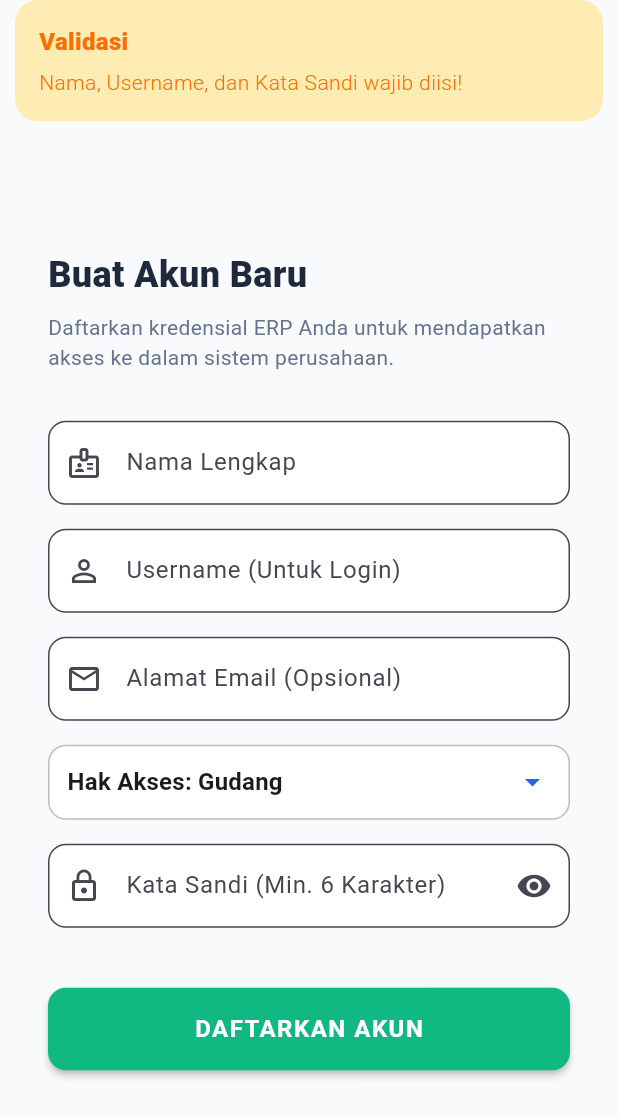
After one commit to seanalden-great/BMP_Mobile, a Flutter app: the RegisterView screen opened by its route, after a tap on "DAFTARKAN AKUN", on a phone screen of 412 x 824 dp. The commit adds this screen. Shown: the top 1117 px of the screen. Run offline on Flutter 3.47's test engine with Material 3 defaults, Android fonts, the phone set to English and light mode, and no system bars; our stand-ins replace get, shared_preferences; accounts and stored records are empty.

Commit message:
add register page

```diff
--- /dev/null
+++ b/lib/controllers/register_controller.dart
@@ -0,0 +1,81 @@
+import 'dart:convert';
+import 'package:flutter/material.dart';
+import 'package:get/get.dart';
+import 'package:http/http.dart' as http;
+
+class RegisterController extends GetxController {
+  final fullNameController = TextEditingController();
+  final usernameController = TextEditingController();
+  final emailController = TextEditingController();
+  final passwordController = TextEditingController();
+
+  var selectedRole = 'Staff'.obs; // Default (akan ditimpa di UI)
+  var isPasswordVisible = false.obs;
+  var isLoading = false.obs;
+
+  final String apiUrl = "https://berlianmandiriperkasa.vercel.app/api/register";
+
+  void togglePasswordVisibility() {
+    isPasswordVisible.value = !isPasswordVisible.value;
+  }
+
+  Future<void> register() async {
+    if (fullNameController.text.trim().isEmpty ||
+        usernameController.text.trim().isEmpty ||
+        passwordController.text.isEmpty) {
+      Get.snackbar('Validasi', 'Nama, Username, dan Kata Sandi wajib diisi!', backgroundColor: Colors.amber.shade100, colorText: Colors.amber.shade900);
+      return;
+    }
+
+    isLoading.value = true;
+
+    try {
+      final response = await http.post(
+        Uri.parse(apiUrl),
+        headers: {'Accept': 'application/json'},
+        body: {
+          'full_name': fullNameController.text.trim(),
+          'username': usernameController.text.trim(),
+          'email': emailController.text.trim(),
+          'password': passwordController.text,
+          'role': selectedRole.value,
+        },
+      );
+
+      final data = jsonDecode(response.body);
+
+      if (response.statusCode == 201 && data['success'] == true) {
+        // Pendaftaran sukses, lempar kembali ke halaman Login
+        Get.back();
+        Get.snackbar(
+          'Pendaftaran Sukses',
+          'Akun berhasil dibuat. Silakan masuk menggunakan kredensial Anda.',
+          backgroundColor: Colors.green.shade100,
+          colorText: Colors.green.shade900,
+          duration: const Duration(seconds: 4),
+        );
+      } else {
+        // Cek jika error validasi (misal username sudah ada)
+        String errorMsg = data['message'] ?? 'Gagal mendaftar.';
+        if (data['errors'] != null) {
+          // Mengambil pesan error pertama dari validasi Laravel
+          errorMsg = data['errors'].values.first[0].toString();
+        }
+        Get.snackbar('Registrasi Gagal', errorMsg, backgroundColor: Colors.red.shade100, colorText: Colors.red.shade900);
+      }
+    } catch (e) {
+      Get.snackbar('Gangguan Jaringan', 'Tidak dapat terhubung ke server ERP.', backgroundColor: Colors.red.shade100, colorText: Colors.red.shade900);
+    } finally {
+      isLoading.value = false;
+    }
+  }
+
+  @override
+  void onClose() {
+    fullNameController.dispose();
+    usernameController.dispose();
+    emailController.dispose();
+    passwordController.dispose();
+    super.onClose();
+  }
+}
--- a/lib/routes/app_pages.dart
+++ b/lib/routes/app_pages.dart
@@ -1,9 +1,11 @@
 import 'package:get/get.dart';
 import '../views/auth/login_view.dart';
+import '../views/auth/register_view.dart'; // <--- Import ini
 import '../views/layout/main_layout.dart';
 
 abstract class Routes {
   static const LOGIN = '/login';
+  static const REGISTER = '/register'; // <--- Tambahkan konstanta ini
   static const MAIN_LAYOUT = '/layout';
 }
 
@@ -14,6 +16,10 @@ class AppPages {
       page: () => const LoginView(),
     ),
     GetPage(
+      name: Routes.REGISTER, // <--- Daftarkan di sini
+      page: () => const RegisterView(),
+    ),
+    GetPage(
       name: Routes.MAIN_LAYOUT,
       page: () => const MainLayout(),
     ),
--- a/lib/views/auth/login_view.dart
+++ b/lib/views/auth/login_view.dart
@@ -121,6 +121,25 @@ class LoginView extends StatelessWidget {
                           ),
                         ),
                 )),
+                const SizedBox(height: 24),
+
+                // --- TAMBAHAN BARU: TAUTAN KE HALAMAN REGISTRASI ---
+                Row(
+                  mainAxisAlignment: MainAxisAlignment.center,
+                  children: [
+                    const Text(
+                      'Karyawan baru?',
+                      style: TextStyle(color: Color(0xFF64748B), fontWeight: FontWeight.w500),
+                    ),
+                    TextButton(
+                      onPressed: () => Get.toNamed('/register'),
+                      child: const Text(
+                        'Daftar Akun ERP',
+                        style: TextStyle(color: Color(0xFF2563EB), fontWeight: FontWeight.bold),
+                      ),
+                    ),
+                  ],
+                ),
               ],
             ),
           ),
--- /dev/null
+++ b/lib/views/auth/register_view.dart
@@ -0,0 +1,133 @@
+import 'package:flutter/material.dart';
+import 'package:get/get.dart';
+import '../../controllers/register_controller.dart';
+
+class RegisterView extends StatelessWidget {
+  const RegisterView({super.key});
+
+  @override
+  Widget build(BuildContext context) {
+    final controller = Get.put(RegisterController());
+
+    // Set default role saat halaman dimuat
+    controller.selectedRole.value = 'Gudang';
+
+    return Scaffold(
+      backgroundColor: Theme.of(context).colorScheme.surface,
+      appBar: AppBar(
+        title: const Text('Registrasi Karyawan'),
+        backgroundColor: Colors.transparent,
+        foregroundColor: const Color(0xFF1E293B),
+        elevation: 0,
+      ),
+      body: SafeArea(
+        child: Center(
+          child: SingleChildScrollView(
+            padding: const EdgeInsets.symmetric(horizontal: 32.0, vertical: 20.0),
+            child: Column(
+              crossAxisAlignment: CrossAxisAlignment.stretch,
+              children: [
+                const Text(
+                  'Buat Akun Baru',
+                  style: TextStyle(fontSize: 24, fontWeight: FontWeight.w900, color: Color(0xFF1E293B)),
+                ),
+                const SizedBox(height: 8),
+                const Text(
+                  'Daftarkan kredensial ERP Anda untuk mendapatkan akses ke dalam sistem perusahaan.',
+                  style: TextStyle(fontSize: 14, color: Color(0xFF64748B)),
+                ),
+                const SizedBox(height: 32),
+
+                // Form Nama Lengkap
+                _buildTextField('Nama Lengkap', Icons.badge_outlined, controller.fullNameController),
+                const SizedBox(height: 16),
+
+                // Form Username
+                _buildTextField('Username (Untuk Login)', Icons.person_outline, controller.usernameController),
+                const SizedBox(height: 16),
+
+                // Form Email
+                _buildTextField('Alamat Email (Opsional)', Icons.email_outlined, controller.emailController, isEmail: true),
+                const SizedBox(height: 16),
+
+                // Dropdown Hak Akses (Role)
+                Container(
+                  padding: const EdgeInsets.symmetric(horizontal: 12),
+                  decoration: BoxDecoration(
+                    color: Colors.white,
+                    border: Border.all(color: Colors.grey.shade400),
+                    borderRadius: BorderRadius.circular(12),
+                  ),
+                  child: Obx(() => DropdownButtonHideUnderline(
+                    child: DropdownButton<String>(
+                      value: controller.selectedRole.value,
+                      isExpanded: true,
+                      icon: const Icon(Icons.arrow_drop_down, color: Color(0xFF2563EB)),
+                      items: ['Admin', 'Gudang', 'Developer', 'Direktur'].map((String value) {
+                        return DropdownMenuItem<String>(
+                          value: value,
+                          child: Text('Hak Akses: $value', style: const TextStyle(fontWeight: FontWeight.w600)),
+                        );
+                      }).toList(),
+                      onChanged: (newValue) {
+                        if (newValue != null) controller.selectedRole.value = newValue;
+                      },
+                    ),
+                  )),
+                ),
+                const SizedBox(height: 16),
+
+                // Form Kata Sandi
+                Obx(() => TextField(
+                  controller: controller.passwordController,
+                  obscureText: !controller.isPasswordVisible.value,
+                  decoration: InputDecoration(
+                    labelText: 'Kata Sandi (Min. 6 Karakter)',
+                    prefixIcon: const Icon(Icons.lock_outline),
+                    suffixIcon: IconButton(
+                      icon: Icon(controller.isPasswordVisible.value ? Icons.visibility_off : Icons.visibility),
+                      onPressed: controller.togglePasswordVisibility,
+                    ),
+                    border: OutlineInputBorder(borderRadius: BorderRadius.circular(12)),
+                    filled: true,
+                    fillColor: Colors.white,
+                  ),
+                )),
+                const SizedBox(height: 40),
+
+                // Tombol Daftar
+                Obx(() => ElevatedButton(
+                  onPressed: controller.isLoading.value ? null : controller.register,
+                  style: ElevatedButton.styleFrom(
+                    backgroundColor: const Color(0xFF10B981), // Emerald-500
+                    foregroundColor: Colors.white,
+                    padding: const EdgeInsets.symmetric(vertical: 16),
+                    shape: RoundedRectangleBorder(borderRadius: BorderRadius.circular(12)),
+                    elevation: 2,
+                  ),
+                  child: controller.isLoading.value
+                      ? const SizedBox(height: 20, width: 20, child: CircularProgressIndicator(color: Colors.white, strokeWidth: 2))
+                      : const Text('DAFTARKAN AKUN', style: TextStyle(fontSize: 16, fontWeight: FontWeight.bold, letterSpacing: 1.0)),
+                )),
+              ],
+            ),
+          ),
+        ),
+      ),
+    );
+  }
+
+  Widget _buildTextField(String label, IconData icon, TextEditingController txtController, {bool isEmail = false}) {
+    return TextField(
+      controller: txtController,
+      keyboardType: isEmail ? TextInputType.emailAddress : TextInputType.text,
+      decoration: InputDecoration(
+        labelText: label,
+        prefixIcon: Icon(icon),
+        border: OutlineInputBorder(borderRadius: BorderRadius.circular(12)),
+        filled: true,
+        fillColor: Colors.white,
+      ),
+    );
+  }
+}
```
